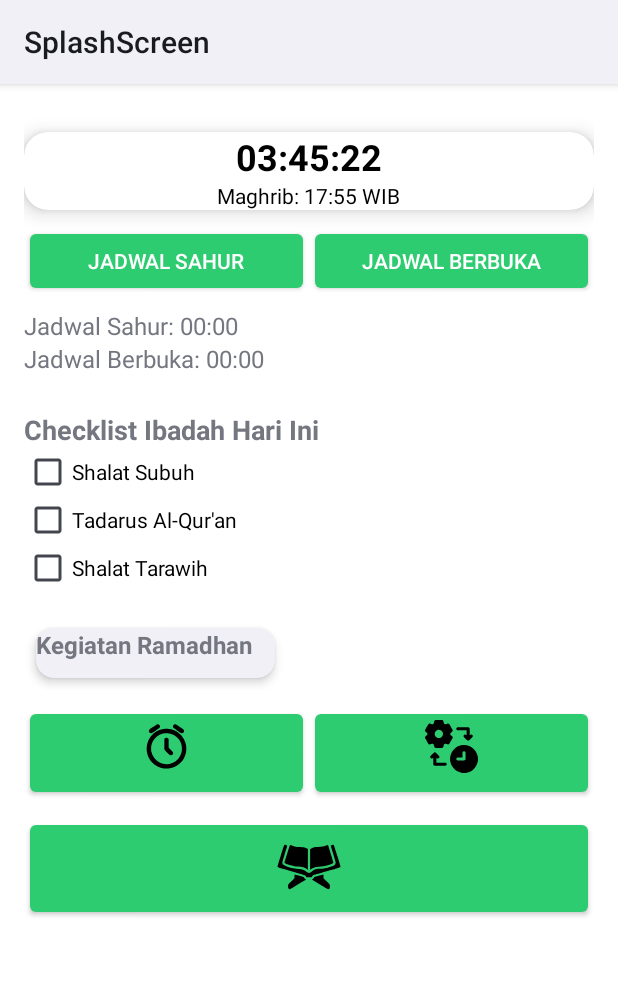
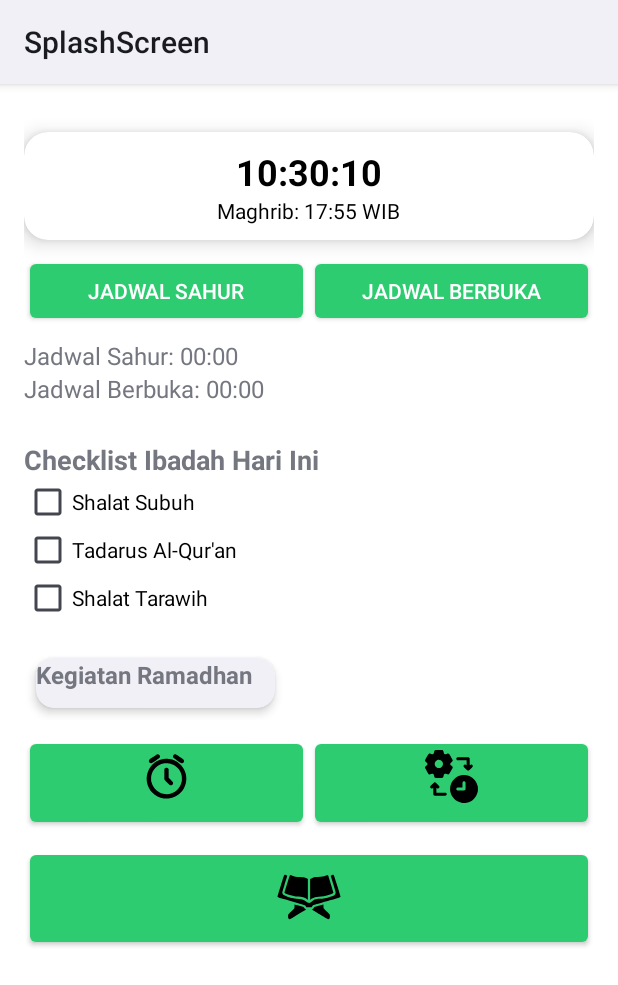
Before and after one commit to Dafwa/ramadhan-app, an Android app: the fragment HomeFragment shown on its own in the app's theme, on a phone screen of 412 x 824 dp. Shown: the top 985 px of the screen. Run offline under Robolectric (Android 15) with nearby library versions, the light colour scheme and no system bars; 1 statement that could not run was skipped.

Commit message:
Membuat Jam Real Time

```diff
--- a/app/src/main/java/com/daffafakhir/splashscreen/HomeFragment.java
+++ b/app/src/main/java/com/daffafakhir/splashscreen/HomeFragment.java
@@ -1,6 +1,7 @@
 package com.daffafakhir.splashscreen;
 
 import android.os.Bundle;
+import android.os.Handler;
 import android.view.LayoutInflater;
 import android.view.View;
 import android.view.ViewGroup;
@@ -13,10 +14,16 @@ import androidx.annotation.Nullable;
 import androidx.fragment.app.Fragment;
 import androidx.fragment.app.FragmentTransaction;
 
+import java.text.SimpleDateFormat;
+import java.util.Date;
+import java.util.Locale;
+
 
 public class HomeFragment extends Fragment {
 
-    private TextView tvCountdown, tvJadwalSahur, tvJadwalBerbuka;
+    private TextView realTimeText, tvJadwalSahur, tvJadwalBerbuka;
+    private Handler handler = new Handler();
+    private Runnable timeRunnable;
     private CheckBox cbShalatSubuh, cbTadarus, cbShalatTarawih;
     private Button btnJadwalKegiatan, btnKhatamQuran, btnPengingat;
     private SharedPreferencesHelper sharedPreferencesHelper;
@@ -35,7 +42,7 @@ public class HomeFragment extends Fragment {
         sharedPreferencesHelper = new SharedPreferencesHelper(requireContext());
 
         // Inisialisasi elemen UI
-        tvCountdown = view.findViewById(R.id.tvCountdown);
+        realTimeText = view.findViewById(R.id.realTimeText);
         cbShalatSubuh = view.findViewById(R.id.cbShalatSubuh);
         cbTadarus = view.findViewById(R.id.cbTadarus);
         cbShalatTarawih = view.findViewById(R.id.cbShalatTarawih);
@@ -46,8 +53,22 @@ public class HomeFragment extends Fragment {
         btnKhatamQuran = view.findViewById(R.id.btnKhatamQuran);
         btnPengingat = view.findViewById(R.id.btnPengingat);
 
-        // Set teks manual untuk countdown (bisa pakai timer nanti)
-        tvCountdown.setText("03:45:22");
+        // Membuat Runnable untuk mengupdate waktu setiap detik
+        timeRunnable = new Runnable() {
+            @Override
+            public void run() {
+                // Format waktu dengan pola jam:menit:detik (24 jam)
+                SimpleDateFormat sdf = new SimpleDateFormat("HH:mm:ss", Locale.getDefault());
+                String currentTime = sdf.format(new Date());
+                // Set waktu yang sudah diformat ke TextView
+                realTimeText.setText(currentTime);
+
+                // Jadwalkan update kembali setiap 1000 ms (1 detik)
+                handler.postDelayed(this, 1000);
+            }
+        };
+        // Mulai menjalankan Runnable untuk pertama kali
+        handler.post(timeRunnable);
 
         // Tampilkan jadwal yang tersimpan
         tvJadwalSahur.setText("Jadwal Sahur: " + sharedPreferencesHelper.getJadwal("sahur"));
@@ -75,4 +96,11 @@ public class HomeFragment extends Fragment {
 
         return view;
     }
+
+    @Override
+    public void onDestroyView() {
+        super.onDestroyView();
+        // Hentikan update untuk menghindari memory leak
+        handler.removeCallbacks(timeRunnable);
+    }
 }
--- a/app/src/main/res/layout/fragment_home.xml
+++ b/app/src/main/res/layout/fragment_home.xml
@@ -22,13 +22,14 @@
             android:layout_width="match_parent"
             android:layout_height="wrap_content"
             android:orientation="vertical"
-            android:gravity="center">
+            android:gravity="center"
+            android:padding="10dp">
 
             <TextView
-                android:id="@+id/tvCountdown"
+                android:id="@+id/realTimeText"
                 android:layout_width="wrap_content"
                 android:layout_height="wrap_content"
-                android:text="03:45:22"
+                android:text="00:00:00"
                 android:textSize="24sp"
                 android:textStyle="bold"
                 android:textColor="@color/black"/>
```
